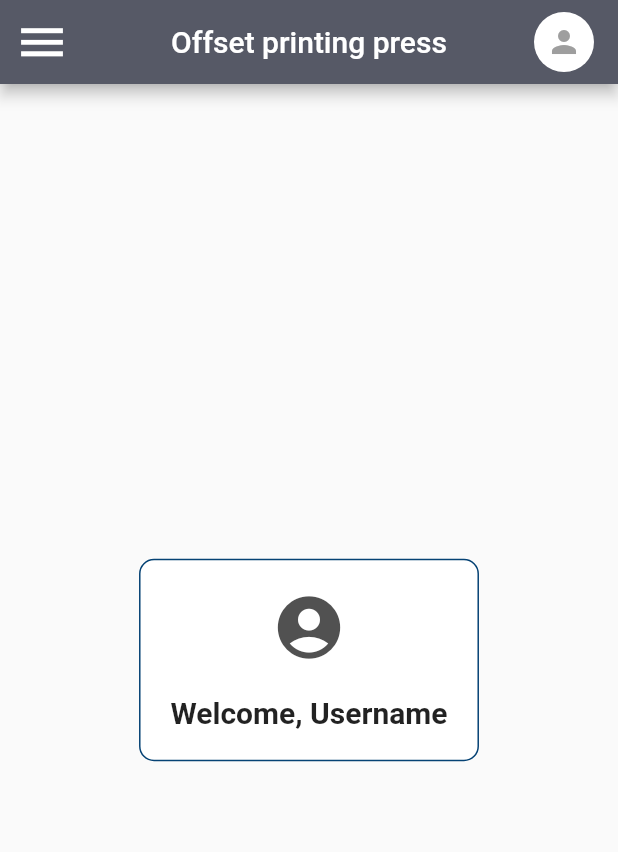
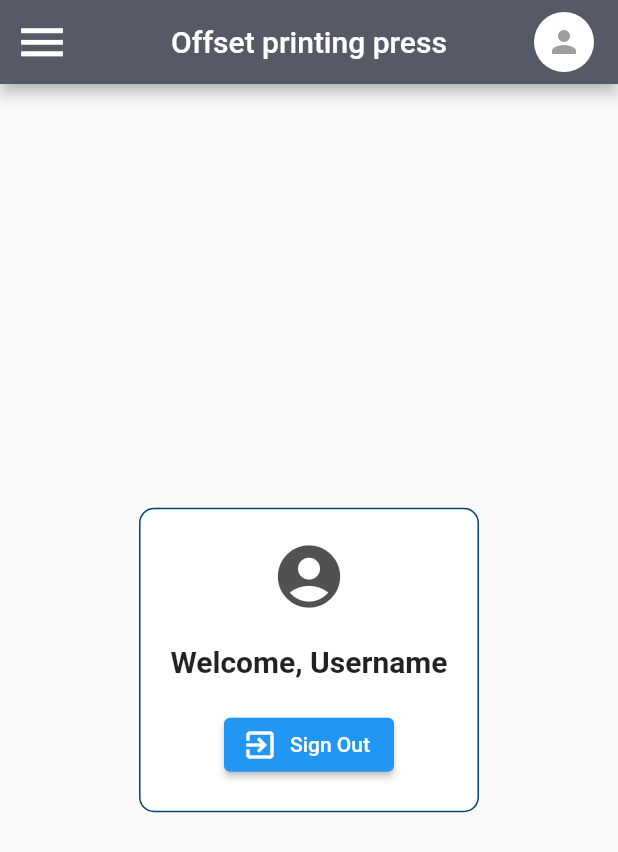
Before and after one commit to aagneye-syam/flutter_management_app, a Flutter app: the screen it shows after launch, on a phone screen of 412 x 824 dp. Shown: the top 852 px of the screen. Run offline on Flutter 3.47's test engine with Material 2 defaults, Android fonts, the phone set to English and light mode, and no system bars.

Commit message:
Sign Out button placed

```diff
--- a/lib/main.dart
+++ b/lib/main.dart
@@ -83,6 +83,12 @@ class WelcomeCard extends StatelessWidget {
               fontWeight: FontWeight.bold,
             ),
           ),
+          SizedBox(height: 20),
+          ElevatedButton.icon(
+            onPressed: () {},
+            icon: Icon(Icons.exit_to_app),
+            label: Text('Sign Out'),
+          )
         ],
       ),
     );
```
